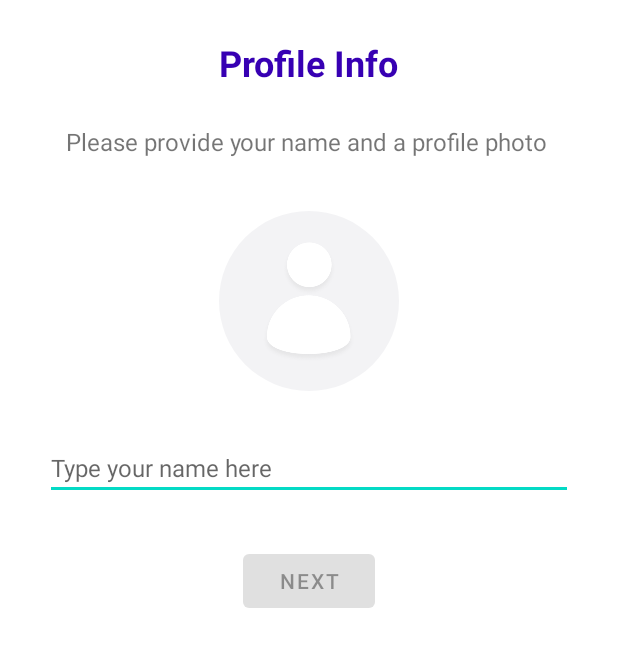
After one commit to Harshul-Jain/PowerChat, an Android app: the SignUpActivity screen opened directly, with no data from a screen before it, on a phone screen of 412 x 824 dp. The commit adds this screen. Shown: the top 647 px of the screen. Run offline under Robolectric (Android 15) with nearby library versions, the phone set to English and light mode, and no system bars.

Commit message:
Created UI for SignUp

```diff
--- a/app/src/main/AndroidManifest.xml
+++ b/app/src/main/AndroidManifest.xml
@@ -9,7 +9,8 @@
         android:roundIcon="@mipmap/ic_launcher_round"
         android:supportsRtl="true"
         android:theme="@style/Theme.PowerChat">
-        <activity android:name=".OtpActivity"></activity>
+        <activity android:name=".SignUpActivity"></activity>
+        <activity android:name=".OtpActivity" />
         <activity android:name=".LoginActivity">
             <intent-filter>
                 <action android:name="android.intent.action.MAIN" />
--- a/app/src/main/java/com/example/powerchat/OtpActivity.kt
+++ b/app/src/main/java/com/example/powerchat/OtpActivity.kt
@@ -132,6 +132,9 @@ class OtpActivity : AppCompatActivity(), View.OnClickListener {
                 Log.d(TAG, "onCodeSent:$verificationId")
 
                 // Save verification ID and resending token so we can use them later
+                if (::progressDialog.isInitialized) {
+                    progressDialog.dismiss()
+                }
                 mVerificationId = verificationId
                 mResendToken = token
             }
@@ -160,7 +163,13 @@ class OtpActivity : AppCompatActivity(), View.OnClickListener {
         mAuth.signInWithCredential(credential)
             .addOnCompleteListener {
                 if (it.isSuccessful) {
+                    startActivity(
+                        Intent(this, SignUpActivity::class.java).putExtra(
+                            PHONE_NUMBER,
+                            phoneNumber
+                        )
 
+                    )
                 } else {
                     notifyUserAndRetry("Your Phone Number verification failed.Try Again !!")
                 }
--- /dev/null
+++ b/app/src/main/java/com/example/powerchat/SignUpActivity.kt
@@ -0,0 +1,11 @@
+package com.example.powerchat
+
+import androidx.appcompat.app.AppCompatActivity
+import android.os.Bundle
+
+class SignUpActivity : AppCompatActivity() {
+    override fun onCreate(savedInstanceState: Bundle?) {
+        super.onCreate(savedInstanceState)
+        setContentView(R.layout.activity_sign_up)
+    }
+}
--- /dev/null
+++ b/app/src/main/res/layout/activity_sign_up.xml
@@ -0,0 +1,69 @@
+<?xml version="1.0" encoding="utf-8"?>
+<LinearLayout xmlns:android="http://schemas.android.com/apk/res/android"
+    xmlns:app="http://schemas.android.com/apk/res-auto"
+    xmlns:tools="http://schemas.android.com/tools"
+    android:layout_width="match_parent"
+    android:layout_height="match_parent"
+    android:orientation="vertical"
+    tools:context=".SignUpActivity">
+
+    <TextView
+        android:layout_width="wrap_content"
+        android:layout_height="wrap_content"
+        android:layout_gravity="center"
+        android:layout_marginTop="25dp"
+        android:layout_marginBottom="10dp"
+        android:text="Profile Info"
+        android:textColor="@color/purple_700"
+        android:textSize="24sp"
+        android:textStyle="bold" />
+
+    <TextView
+        android:layout_width="match_parent"
+        android:layout_height="wrap_content"
+        android:layout_marginStart="20dp"
+        android:layout_marginEnd="20dp"
+        android:gravity="center"
+        android:padding="15dp"
+        android:text="Please provide your name and a profile photo "
+        android:textSize="16dp" />
+
+    <com.google.android.material.imageview.ShapeableImageView
+        android:id="@+id/userImgView"
+        android:layout_width="120dp"
+        android:layout_height="120dp"
+        android:layout_gravity="center"
+        android:layout_marginTop="20dp"
+        android:adjustViewBounds="true"
+        android:clickable="true"
+        android:focusable="true"
+        android:scaleType="centerCrop"
+        android:src="@drawable/defaultavatar"
+        app:shapeAppearanceOverlay="@style/RoundedImageView" />
+
+    <EditText
+        android:id="@+id/nameEt"
+        android:layout_width="match_parent"
+        android:layout_height="wrap_content"
+        android:layout_gravity="center"
+        android:layout_marginStart="30dp"
+        android:layout_marginTop="30dp"
+        android:layout_marginEnd="30dp"
+        android:hint="Type your name here"
+        android:imeActionLabel="Send"
+        android:imeOptions="actionUnspecified"
+        android:inputType="textPersonName"
+        android:maxLines="1"
+        android:textColor="@color/black"
+        android:textSize="16sp" />
+
+    <com.google.android.material.button.MaterialButton
+        android:layout_width="wrap_content"
+        android:layout_height="wrap_content"
+        android:layout_gravity="center"
+        android:layout_marginTop="30dp"
+        android:text="next"
+        android:enabled="false"
+        android:gravity="center"
+        />
+</LinearLayout>
--- a/app/src/main/res/values/strings.xml
+++ b/app/src/main/res/values/strings.xml
@@ -1,7 +1,7 @@
 <resources>
     <string name="app_name">PowerChat</string>
     <string name="mbn_req">Please enter your mobile number.You will get a SMS including a verification code.</string>
-    <string name="verify_number">\"Verify %s \"</string>
+    <string name="verify_number">Verify %s </string>
     <string name="waiting_text">Waiting to automatically detect an SMS sent to\n %s Wrong Number?</string>
     <string name="second_remaining">Seconds Remaining: %d</string>
 </resources>
--- a/app/src/main/res/values/themes.xml
+++ b/app/src/main/res/values/themes.xml
@@ -13,4 +13,9 @@
         <item name="android:statusBarColor" tools:targetApi="l">?attr/colorPrimaryVariant</item>
         <!-- Customize your theme here. -->
     </style>
+
+    <style name="RoundedImageView">
+        <item name="cornerFamily">rounded</item>
+        <item name="cornerSize">50%</item>
+    </style>
 </resources>
```
Also changed, not shown: app/src/main/res/drawable-v24/defaultavatar.png (added).
